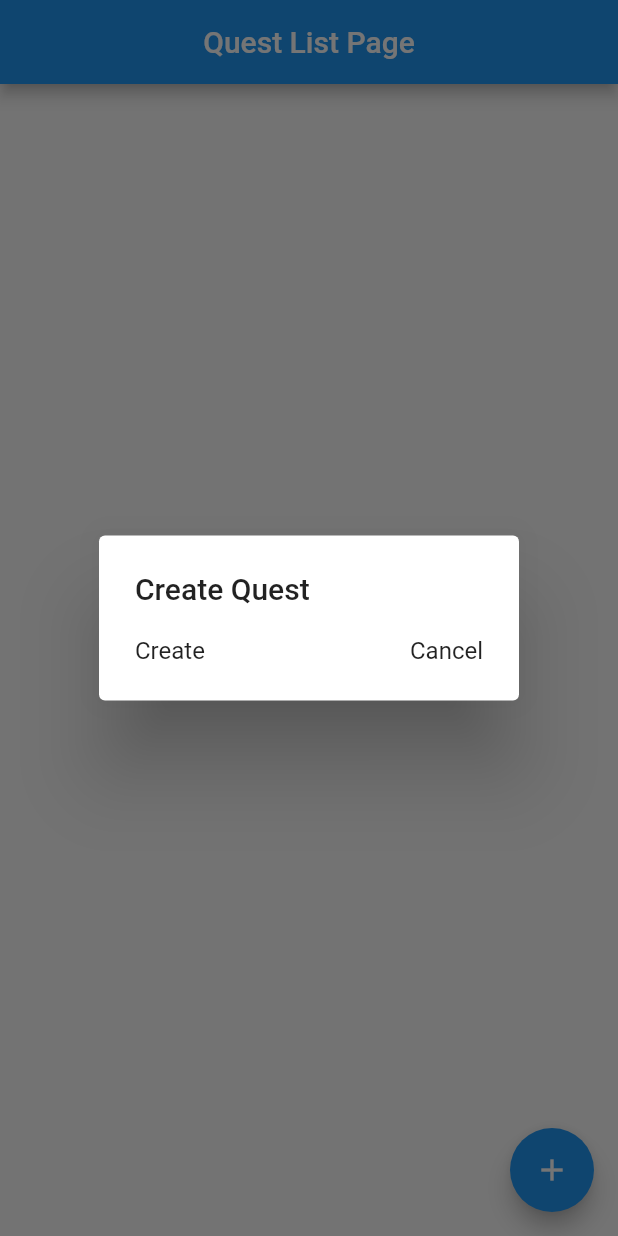
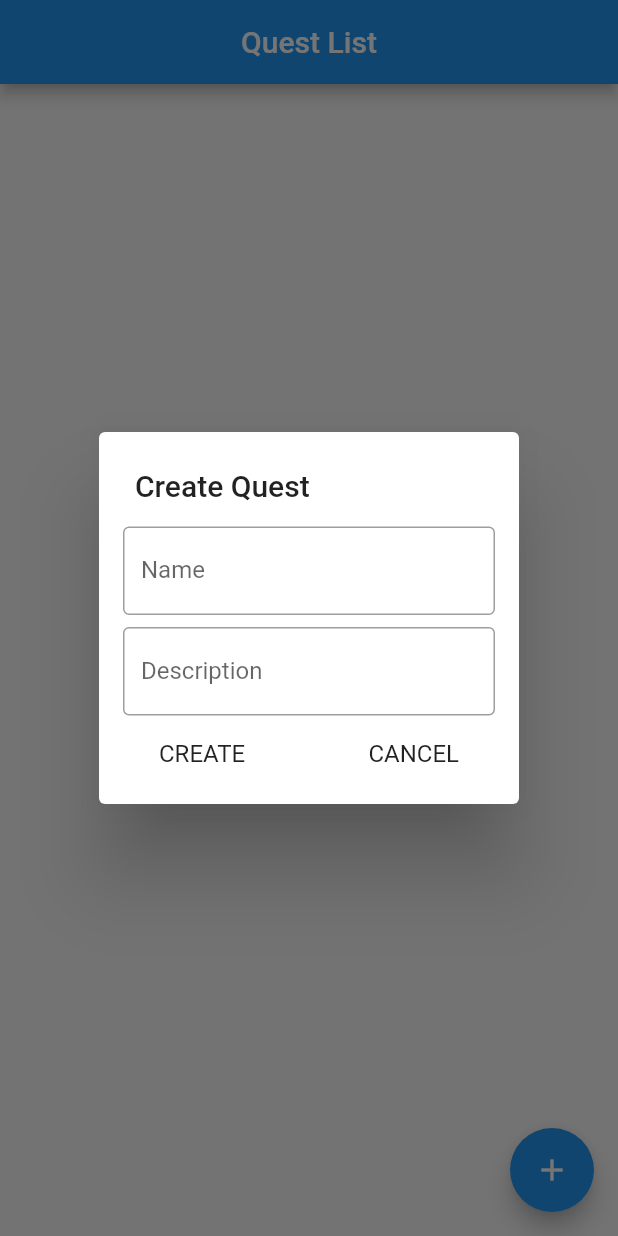
Before and after one commit to MisorWyvern/clean_arch_dart_poc, a Flutter app: the screen it shows after launch, after a tap on the "add" icon, on a phone screen of 412 x 824 dp. Run offline on Flutter 3.47's test engine with Material 2 defaults, Android fonts, the phone set to English and light mode, and no system bars; our stand-ins replace dartz, equatable, sqflite; accounts and stored records are empty.

Commit message:
add create quest dialog and fix bugs

```diff
--- a/lib/layers/domain/entities/quest.dart
+++ b/lib/layers/domain/entities/quest.dart
@@ -15,4 +15,7 @@ class Quest extends Equatable {
 
   @override
   List<Object> get props => [name, description];
+
+  @override
+  bool get stringify => true;
 }
--- a/lib/layers/domain/usecases/quest_usecase_imp.dart
+++ b/lib/layers/domain/usecases/quest_usecase_imp.dart
@@ -13,7 +13,7 @@ class QuestUseCaseImp implements QuestUseCase {
 
   @override
   Future<Either<Failure, List<Quest>>> findAll() async {
-    dynamic result = await _repository.findAll();
+    var result = await _repository.findAll();
     return result.fold(
       (left) => Left(
           UseCaseException("UseCase Exception: error on find all function.")),
@@ -27,7 +27,7 @@ class QuestUseCaseImp implements QuestUseCase {
       return Left(EntityException("EntityException: quest is not valid."));
     }
 
-    dynamic result = await _repository.save(quest);
+    var result = await _repository.save(quest);
     return result.fold(
       (left) =>
           Left(UseCaseException("UseCaseException: error on save function.")),
--- a/lib/layers/external/datasources/sqflite/quest_datasource_imp.dart
+++ b/lib/layers/external/datasources/sqflite/quest_datasource_imp.dart
@@ -19,7 +19,7 @@ class QuestDataSourceImp implements QuestDataSource {
       onCreate: (db, version) {
         db.execute("""
         CREATE TABLE $_questsTable(
-          id INTEGER PRIMARY KEY,
+          id INTEGER PRIMARY KEY AUTOINCREMENT,
           name TEXT,
           description TEXT
         );
@@ -45,7 +45,7 @@ class QuestDataSourceImp implements QuestDataSource {
     Database db = await createDatabase();
 
     final Map<String, dynamic> questMap = QuestDTO.toMap(dto);
-
+    questMap['id'] = null;
     return db.insert(_questsTable, questMap);
   }
 }
--- a/lib/layers/infra/dto/quest_dto.dart
+++ b/lib/layers/infra/dto/quest_dto.dart
@@ -19,4 +19,16 @@ class QuestDTO {
 
   @override
   String toString() => 'QuestDTO(name: $name, description: $description)';
+
+  QuestDTO copyWith({
+    int id,
+    String name,
+    String description,
+  }) {
+    return QuestDTO(
+      id: id ?? this.id,
+      name: name ?? this.name,
+      description: description ?? this.description,
+    );
+  }
 }
--- a/lib/layers/infra/repositories/quest_repository_imp.dart
+++ b/lib/layers/infra/repositories/quest_repository_imp.dart
@@ -20,8 +20,10 @@ class QuestRepositoryImp implements QuestRepository {
   @override
   Future<Either<Failure, List<Quest>>> findAll() async {
     try {
-      dynamic result = await _datasource.findAll();
-      return Right(result);
+      var result = await _datasource.findAll();
+      List<Quest> quests = [];
+      quests = result.map((e) => _mapper.from(e)).toList().cast();
+      return Right(quests);
     } catch (ex) {
       return Left(RepositoryException(
           "RepositoryException: error on find all function."));
--- a/lib/layers/presenter/UI/pages/quest_list_page.dart
+++ b/lib/layers/presenter/UI/pages/quest_list_page.dart
@@ -4,11 +4,13 @@ import 'package:clean_arch_dart_poc/layers/domain/usecases/quest_usecase.dart';
 import 'package:clean_arch_dart_poc/layers/domain/usecases/quest_usecase_imp.dart';
 import 'package:clean_arch_dart_poc/layers/external/datasources/sqflite/quest_datasource_imp.dart';
 import 'package:clean_arch_dart_poc/layers/infra/datasources/quest_datasource.dart';
-import 'package:clean_arch_dart_poc/layers/infra/dto/quest_dto.dart';
 import 'package:clean_arch_dart_poc/layers/infra/mapper/quest_mapper.dart';
 import 'package:clean_arch_dart_poc/layers/infra/repositories/quest_repository_imp.dart';
 import 'package:clean_arch_dart_poc/layers/presenter/controller/quest_controller.dart';
 import 'package:flutter/material.dart';
+
+import '../../../domain/usecases/quest_usecase.dart';
+import '../../controller/quest_controller.dart';
 
 class QuestListPage extends StatefulWidget {
   @override
@@ -16,7 +18,6 @@ class QuestListPage extends StatefulWidget {
 }
 
 class _QuestListPageState extends State<QuestListPage> {
-  List<QuestDTO> quests = [];
   QuestController controller;
 
   _QuestListPageState() {
@@ -31,18 +32,24 @@ class _QuestListPageState extends State<QuestListPage> {
   Widget build(BuildContext context) {
     return Scaffold(
       appBar: AppBar(
-        title: Text("Quest List Page"),
+        title: Text("Quest List"),
         centerTitle: true,
       ),
       floatingActionButton: FloatingActionButton(
         child: Icon(Icons.add),
         onPressed: () {
-          showDialog(context: context, child: AddQuestDialog());
+          showDialog(
+            context: context,
+            child: AddQuestDialog(
+              controller: controller,
+            ),
+          ).then(
+            (_) => setState(() => {}),
+          );
         },
       ),
       body: FutureBuilder(
-        future: Future.delayed(Duration(seconds: 3)).then(
-            (value) => controller.getQuests().then((value) => quests = value)),
+        future: controller.updateQuestList().then((value) => debugPrint(value)),
         builder: (context, snapshot) {
           if (snapshot.connectionState != ConnectionState.done) {
             return Center(
@@ -50,19 +57,19 @@ class _QuestListPageState extends State<QuestListPage> {
             );
           }
 
-          if (quests.length <= 0) {
-            return Center(
-              child: Text("No quests created..."),
-            );
-          }
-
-          return ListView.builder(
-              itemCount: quests.length,
-              itemBuilder: (context, index) {
-                return ListTile(
-                  title: Text(quests[index].name),
-                );
-              });
+          return Padding(
+            padding: const EdgeInsets.all(8.0),
+            child: ListView.builder(
+                itemCount: controller.questList?.length ?? 0,
+                itemBuilder: (context, index) {
+                  return Card(
+                                    child: ListTile(
+                      title: Text(controller.questList[index].name),
+                      subtitle: Text(controller.questList[index].description),
+                    ),
+                  );
+                }),
+          );
         },
       ),
     );
@@ -70,6 +77,10 @@ class _QuestListPageState extends State<QuestListPage> {
 }
 
 class AddQuestDialog extends StatefulWidget {
+  final QuestController controller;
+
+  const AddQuestDialog({Key key, @required this.controller}) : super(key: key);
+
   @override
   _AddQuestDialogState createState() => _AddQuestDialogState();
 }
@@ -78,20 +89,43 @@ class _AddQuestDialogState extends State<AddQuestDialog> {
   @override
   Widget build(BuildContext context) {
     return SimpleDialog(
+      contentPadding: EdgeInsets.all(8.0 * 2),
       title: Text("Create Quest"),
       children: [
+        Padding(
+          padding: const EdgeInsets.only(bottom: 8.0),
+          child: TextField(
+            onChanged: (value) => widget.controller.dto = widget.controller.dto.copyWith(name: value),
+            decoration: InputDecoration(
+              border: OutlineInputBorder(),
+              labelText: "Name",
+            ),
+          ),
+        ),
+        Padding(
+          padding: const EdgeInsets.only(bottom: 8.0),
+          child: TextField(
+            onChanged: (value) => widget.controller.dto = widget.controller.dto.copyWith(description: value),
+            decoration: InputDecoration(
+              border: OutlineInputBorder(),
+              labelText: "Description",
+            ),
+          ),
+        ),
         Row(
           mainAxisAlignment: MainAxisAlignment.spaceBetween,
           children: [
             SimpleDialogOption(
-              child: Text("Create"),
+              child: Text("Create".toUpperCase()),
               onPressed: () {
+                widget.controller.save().then((value) => debugPrint(value));
                 Navigator.of(context).pop();
               },
             ),
             SimpleDialogOption(
-              child: Text("Cancel"),
+              child: Text("Cancel".toUpperCase()),
               onPressed: () {
+                debugPrint("cancelou");
                 Navigator.of(context).pop();
               },
             ),
--- a/lib/layers/presenter/controller/quest_controller.dart
+++ b/lib/layers/presenter/controller/quest_controller.dart
@@ -1,7 +1,6 @@
 import 'package:clean_arch_dart_poc/core/mapper/mapper.dart';
 import 'package:clean_arch_dart_poc/layers/domain/usecases/quest_usecase.dart';
 import 'package:clean_arch_dart_poc/layers/infra/dto/quest_dto.dart';
-import 'package:dartz/dartz.dart';
 
 class QuestController {
   final QuestUseCase _questUseCase;
@@ -9,21 +8,28 @@ class QuestController {
 
   QuestController(this._questUseCase, this._mapper);
 
-  Future<List<QuestDTO>> getQuests() async {
-    dynamic result = await _questUseCase.findAll();
+  QuestDTO dto = QuestDTO();
+  List<QuestDTO> questList = [];
+
+  Future<String> updateQuestList() async {
+    var result = await _questUseCase.findAll();
 
     return result.fold(
-      (left) => [QuestDTO(id: 0, name: left.props, description: "")],
-      (right) => Right(result.map((e) => _mapper.to(e)).toList()),
+      (left) => "Something when wrong:" + left.props[0],
+      (right) {
+        questList = right.map((e) => _mapper.to(e)).toList().cast();
+        return "Update List Success!";
+      },
     );
+
   }
 
-  Future<String> save(QuestDTO dto) async {
-    dynamic result = await _questUseCase.save(_mapper.from(dto));
+  Future<String> save() async {
+    var result = await _questUseCase.save(_mapper.from(dto));
 
     return result.fold(
       (left) => ("Something when wrong: " + left.props[0]),
-      (right) => ("Success!"),
+      (right) => ("Save Success!"),
     );
   }
 }
```
